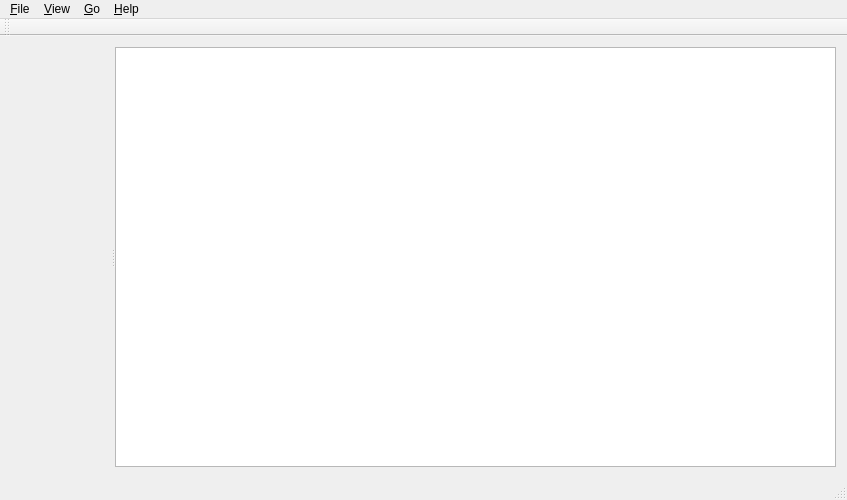
Old version of the form src/mainwindow.ui in the repository jsbien/djview-poliqarp_fork.
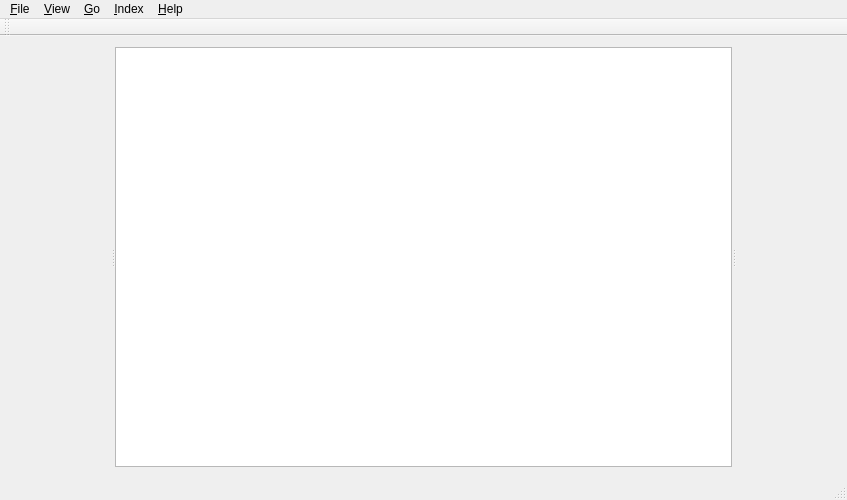
New version of the form. The open tabs and pages were chosen to show the change. Custom widgets are drawn as their Qt base class.

Commit message:
Standalone index. Closes #152.
This is a proof of concept. I will add some issues later.

```diff
--- a/src/mainwindow.ui
+++ b/src/mainwindow.ui
@@ -14,8 +14,8 @@
    <string>DjView for Poliqarp</string>
   </property>
   <widget class="QWidget" name="centralWidget">
-   <layout class="QGridLayout" name="gridLayout">
-    <item row="0" column="0">
+   <layout class="QVBoxLayout" name="verticalLayout">
+    <item>
      <widget class="QSplitter" name="mainSplitter">
       <property name="orientation">
        <enum>Qt::Horizontal</enum>
@@ -38,6 +38,7 @@
        </widget>
        <widget class="DjVuWidget" name="djvuWidget"/>
       </widget>
+      <widget class="IndexWidget" name="indexWidget" native="true"/>
      </widget>
     </item>
    </layout>
@@ -124,9 +125,18 @@
     <addaction name="actionScrollForward"/>
     <addaction name="actionScrollBackward"/>
    </widget>
+   <widget class="QMenu" name="menu_Index">
+    <property name="title">
+     <string>&amp;Index</string>
+    </property>
+    <addaction name="actionIndexOpen"/>
+    <addaction name="actionIndexSave"/>
+    <addaction name="actionIndexClose"/>
+   </widget>
    <addaction name="menuFile"/>
    <addaction name="menu_View"/>
    <addaction name="menuGo"/>
+   <addaction name="menu_Index"/>
    <addaction name="menuHelp"/>
   </widget>
   <widget class="QToolBar" name="mainToolBar">
@@ -514,6 +524,12 @@
    <header>djvuwidget.h</header>
    <container>1</container>
   </customwidget>
+  <customwidget>
+   <class>IndexWidget</class>
+   <extends>QWidget</extends>
+   <header>indexwidget.h</header>
+   <container>1</container>
+  </customwidget>
  </customwidgets>
  <resources/>
  <connections>
```
Left out of the diff: 42 changed lines with no effect on the pictures. The commit also changes 12 other files.
